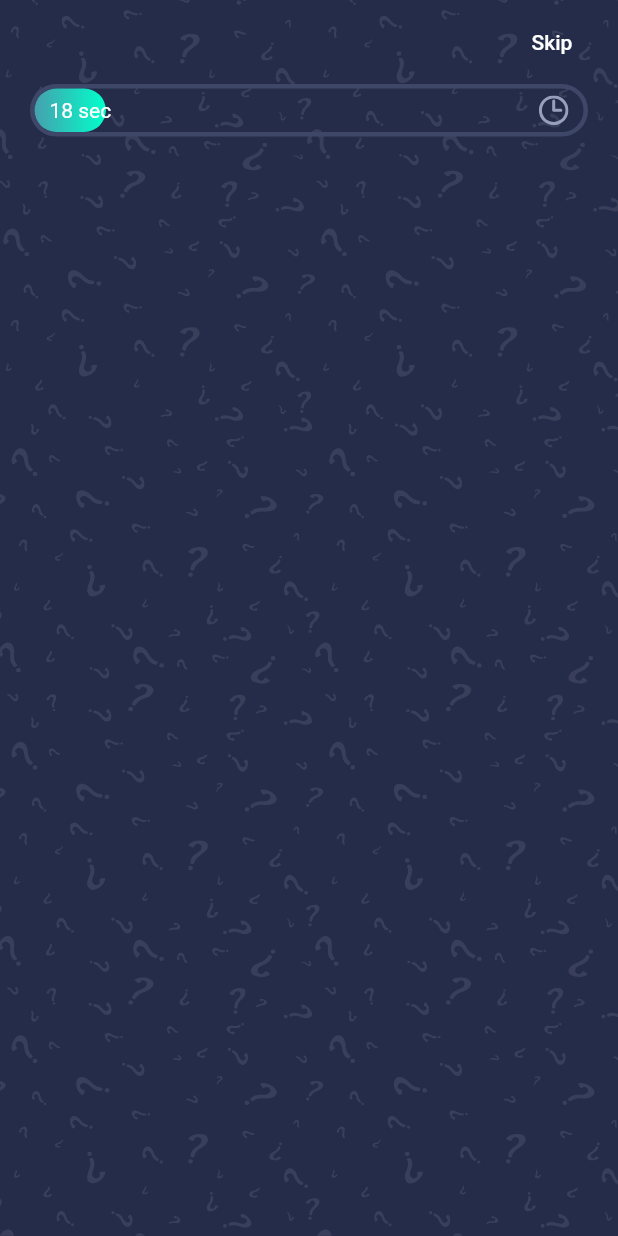
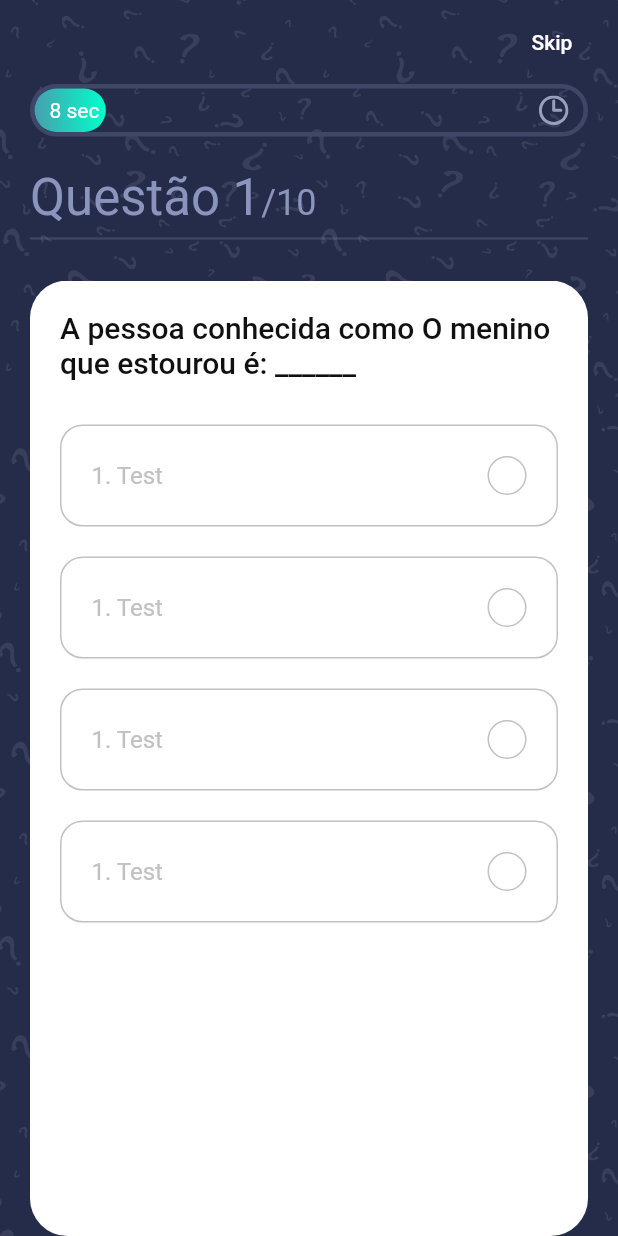
Before and after one commit to matheus2-andrade/QuizApp-Flutter, a Flutter app: the screen it shows after launch, on a phone screen of 412 x 824 dp. Run offline on Flutter 3.47's test engine with Material 2 defaults, Android fonts, the phone set to English and light mode, and no system bars; our stand-ins replace flutter_svg, get.

Commit message:
UI question screen finish

```diff
--- a/lib/models/Questions.dart
+++ b/lib/models/Questions.dart
@@ -10,8 +10,8 @@ const List sample_data = [
   {
     "id": 1,
     "question":
-        "Flutter is an open-source UI software development kit created by ______",
-    "options": ['Apple', 'Google', 'Facebook', 'Microsoft'],
+        "A pessoa conhecida como O menino que estourou é: ______",
+    "options": ['João', 'Lucas', 'Melqui', 'Felipe'],
     "answer_index": 1,
   },
   {
--- a/lib/screens/quiz/components/body.dart
+++ b/lib/screens/quiz/components/body.dart
@@ -1,7 +1,10 @@
 import 'package:flutter/material.dart';
+import 'package:flutter/rendering.dart';
 import 'package:flutter_svg/svg.dart';
 import 'package:quiz_app/constants.dart';
+import 'package:quiz_app/models/Questions.dart';
 import 'package:quiz_app/screens/quiz/components/progress_bar.dart';
+import 'package:quiz_app/screens/quiz/components/question_card.dart';
 
 class Body extends StatelessWidget {
   const Body({
@@ -21,8 +24,36 @@ class Body extends StatelessWidget {
           child: Padding(
             padding: const EdgeInsets.symmetric(horizontal: kDefaultPadding),
             child: Column(
+              crossAxisAlignment: CrossAxisAlignment.start,
               children: [
-                ProgressBar()
+                ProgressBar(),
+                SizedBox(
+                  height: kDefaultPadding,
+                ),
+                Text.rich(
+                  TextSpan(
+                      text: "Questão 1",
+                      style: Theme.of(context)
+                          .textTheme
+                          .headline4
+                          .copyWith(color: kSecondaryColor),
+                      children: [
+                        TextSpan(
+                            text: "/10",
+                            style: Theme.of(context)
+                                .textTheme
+                                .headline5
+                                .copyWith(color: kSecondaryColor))
+                      ]),
+                ),
+                Divider(
+                  thickness: 1.5,
+                ),
+                SizedBox(
+                  height: kDefaultPadding,
+                ),
+                Expanded(child: PageView.builder(itemBuilder: (context, index) => QuestionCard(),
+                ))
               ],
             ),
           ),
--- /dev/null
+++ b/lib/screens/quiz/components/options.dart
@@ -0,0 +1,37 @@
+import 'package:flutter/material.dart';
+
+import '../../../constants.dart';
+
+class Option extends StatelessWidget {
+  const Option({
+    Key key,
+  }) : super(key: key);
+
+  @override
+  Widget build(BuildContext context) {
+    return Container(
+      margin: EdgeInsets.only(top: kDefaultPadding),
+      padding: EdgeInsets.all(kDefaultPadding),
+      decoration: BoxDecoration(
+        border: Border.all(color: kGrayColor),
+        borderRadius: BorderRadius.circular(15),
+      ),
+      child: Row(
+        mainAxisAlignment: MainAxisAlignment.spaceBetween,
+        children: [
+          Text(
+            "1. Test",
+            style: TextStyle(color: kGrayColor, fontSize: 16),
+          ),
+          Container(
+            height: 26,
+            width: 26,
+            decoration: BoxDecoration(
+                borderRadius: BorderRadius.circular(50),
+                border: Border.all(color: kGrayColor)),
+          )
+        ],
+      ),
+    );
+  }
+}
--- a/lib/screens/quiz/components/progress_bar.dart
+++ b/lib/screens/quiz/components/progress_bar.dart
@@ -38,7 +38,7 @@ class ProgressBar extends StatelessWidget {
                   child: Row(
                     mainAxisAlignment: MainAxisAlignment.spaceBetween,
                     children: [
-                      Text("18 sec"),
+                      Text("${(controller.animation.value * 60).round()} sec"),
                       SvgPicture.asset("assets/icons/clock.svg")
                     ],
                   ),
--- /dev/null
+++ b/lib/screens/quiz/components/question_card.dart
@@ -0,0 +1,37 @@
+import 'package:flutter/material.dart';
+import 'package:quiz_app/models/Questions.dart';
+import 'package:quiz_app/screens/quiz/components/options.dart';
+
+import '../../../constants.dart';
+
+class QuestionCard extends StatelessWidget {
+  const QuestionCard({
+    Key key,
+  }) : super(key: key);
+
+  @override
+  Widget build(BuildContext context) {
+    return Container(
+      padding: EdgeInsets.all(kDefaultPadding),
+      decoration: BoxDecoration(
+          color: Colors.white,
+          borderRadius: BorderRadius.circular(25)),
+      child: Column(
+        children: [
+          Text(
+            sample_data[0]['question'],
+            style: Theme.of(context)
+                .textTheme
+                .headline6
+                .copyWith(color: kBlackColor),
+          ),
+          SizedBox(height: kDefaultPadding / 2,),
+          Option(),
+          Option(),
+          Option(),
+          Option(),
+        ],
+      ),
+    );
+  }
+}
```
